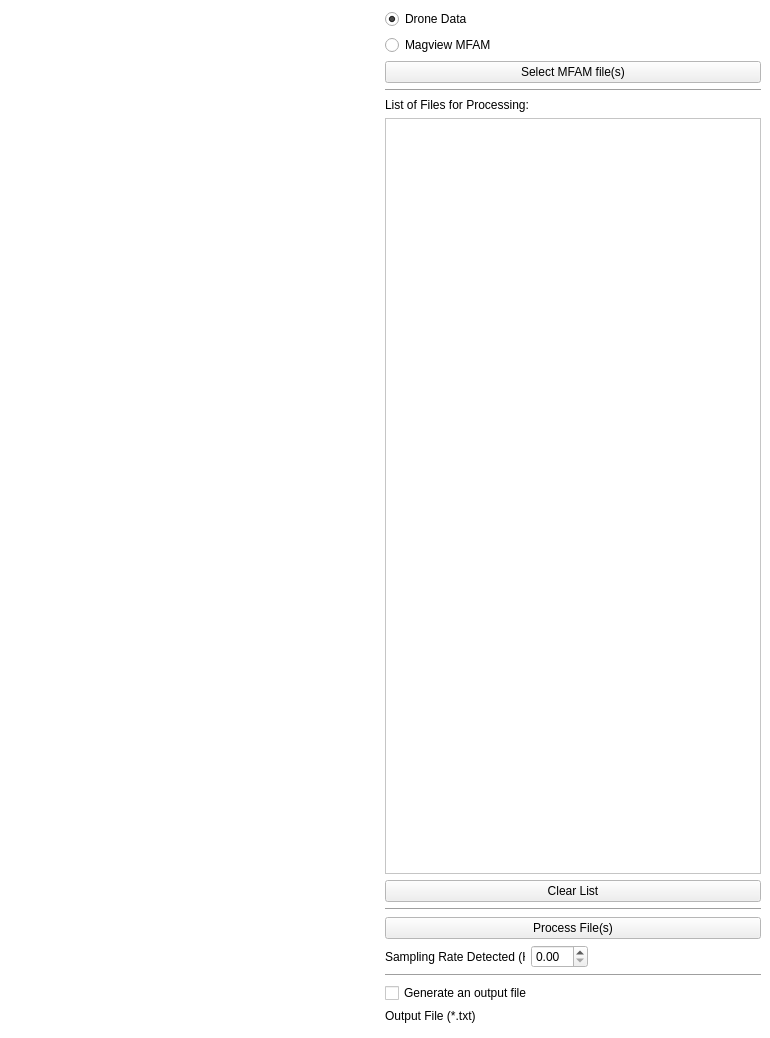
Above: mfam1_dockwidget_base.ui from jtunnicl/MFAM before the change. Below: the same form after it.
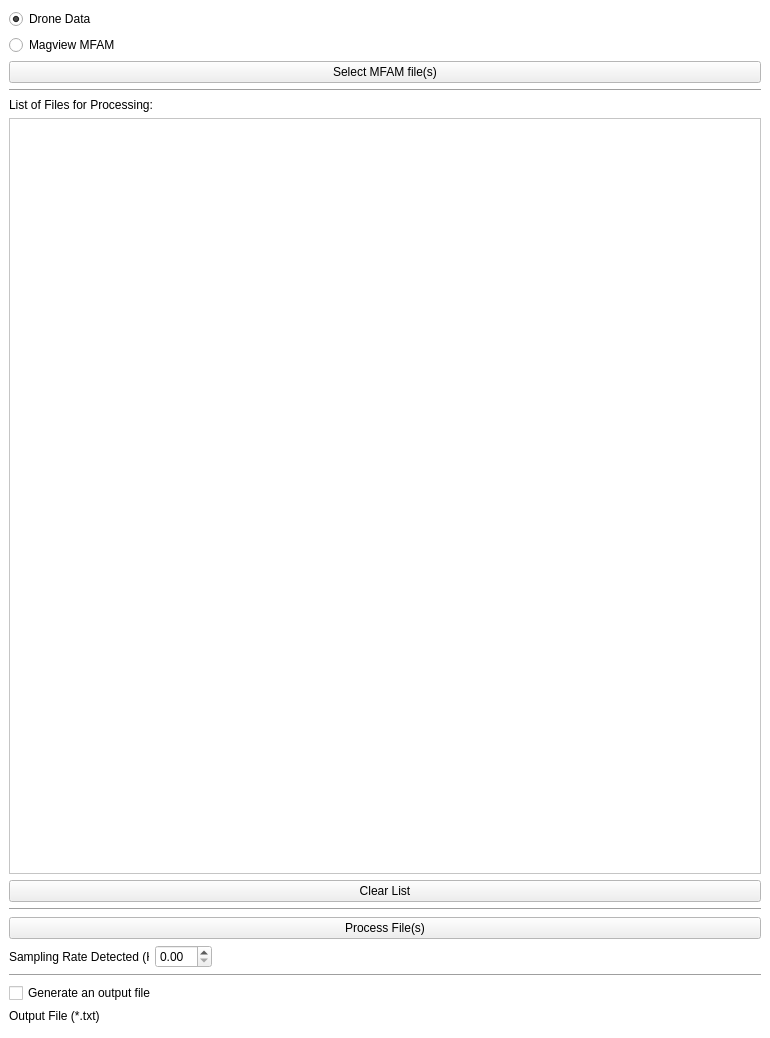
That is the form after the change. Custom widgets are drawn as their Qt base class.

Diff of the .ui file:
```diff
--- a/mfam1_dockwidget_base.ui
+++ b/mfam1_dockwidget_base.ui
@@ -79,7 +79,83 @@
   </property>
   <widget class="QWidget" name="dockWidget">
    <layout class="QGridLayout" name="gridLayout">
-    <item row="13" column="2">
+    <item row="14" column="1">
+     <widget class="Line" name="line">
+      <property name="orientation">
+       <enum>Qt::Horizontal</enum>
+      </property>
+     </widget>
+    </item>
+    <item row="2" column="1">
+     <widget class="QRadioButton" name="radioButton_2">
+      <property name="text">
+       <string>Magview MFAM</string>
+      </property>
+     </widget>
+    </item>
+    <item row="10" column="1">
+     <widget class="QPushButton" name="clear_List">
+      <property name="text">
+       <string>Clear List</string>
+      </property>
+     </widget>
+    </item>
+    <item row="8" column="1">
+     <widget class="QLabel" name="label_2">
+      <property name="text">
+       <string>List of Files for Processing:</string>
+      </property>
+     </widget>
+    </item>
+    <item row="7" column="1">
+     <widget class="Line" name="line_2">
+      <property name="orientation">
+       <enum>Qt::Horizontal</enum>
+      </property>
+     </widget>
+    </item>
+    <item row="9" column="1">
+     <widget class="QListWidget" name="listWidget"/>
+    </item>
+    <item row="17" column="1">
+     <widget class="QCheckBox" name="outputCheckBox">
+      <property name="text">
+       <string>Generate an output file</string>
+      </property>
+     </widget>
+    </item>
+    <item row="11" column="1">
+     <widget class="Line" name="line_3">
+      <property name="orientation">
+       <enum>Qt::Horizontal</enum>
+      </property>
+     </widget>
+    </item>
+    <item row="0" column="1">
+     <widget class="QRadioButton" name="Drone_button">
+      <property name="text">
+       <string>Drone Data</string>
+      </property>
+      <property name="checked">
+       <bool>true</bool>
+      </property>
+     </widget>
+    </item>
+    <item row="21" column="1">
+     <widget class="QgsFileWidget" name="outputFileName">
+      <property name="fileWidgetButtonVisible">
+       <bool>false</bool>
+      </property>
+     </widget>
+    </item>
+    <item row="4" column="1">
+     <widget class="QPushButton" name="load_files">
+      <property name="text">
+       <string>Select MFAM file(s)</string>
+      </property>
+     </widget>
+    </item>
+    <item row="13" column="1">
      <layout class="QHBoxLayout" name="horizontalLayout">
       <property name="topMargin">
        <number>0</number>
@@ -122,109 +198,20 @@
       </item>
      </layout>
     </item>
-    <item row="2" column="2">
-     <widget class="QRadioButton" name="radioButton_2">
-      <property name="text">
-       <string>Magview MFAM</string>
-      </property>
-     </widget>
-    </item>
-    <item row="0" column="2">
-     <widget class="QRadioButton" name="Drone_button">
-      <property name="text">
-       <string>Drone Data</string>
-      </property>
-      <property name="checked">
-       <bool>true</bool>
-      </property>
-     </widget>
-    </item>
-    <item row="4" column="2">
-     <widget class="QPushButton" name="load_files">
-      <property name="text">
-       <string>Select MFAM file(s)</string>
-      </property>
-     </widget>
-    </item>
-    <item row="7" column="2">
-     <widget class="Line" name="line_2">
-      <property name="orientation">
-       <enum>Qt::Horizontal</enum>
-      </property>
-     </widget>
-    </item>
-    <item row="17" column="2">
-     <widget class="QCheckBox" name="outputCheckBox">
-      <property name="text">
-       <string>Generate an output file</string>
-      </property>
-     </widget>
-    </item>
-    <item row="20" column="2">
+    <item row="20" column="1">
      <widget class="QLabel" name="label">
       <property name="text">
        <string>Output File (*.txt)</string>
       </property>
      </widget>
     </item>
-    <item row="12" column="2">
+    <item row="12" column="1">
      <widget class="QPushButton" name="process_files">
       <property name="text">
        <string>Process File(s)</string>
       </property>
      </widget>
     </item>
-    <item row="14" column="2">
-     <widget class="Line" name="line">
-      <property name="orientation">
-       <enum>Qt::Horizontal</enum>
-      </property>
-     </widget>
-    </item>
-    <item row="9" column="2">
-     <widget class="QListWidget" name="listWidget"/>
-    </item>
-    <item row="11" column="2">
-     <widget class="Line" name="line_3">
-      <property name="orientation">
-       <enum>Qt::Horizontal</enum>
-      </property>
-     </widget>
-    </item>
-    <item row="9" column="0">
-     <spacer name="horizontalSpacer">
-      <property name="orientation">
-       <enum>Qt::Horizontal</enum>
-      </property>
-      <property name="sizeHint" stdset="0">
-       <size>
-        <width>10</width>
-        <height>10</height>
-       </size>
-      </property>
-     </spacer>
-    </item>
-    <item row="10" column="2">
-     <widget class="QPushButton" name="clear_List">
-      <property name="text">
-       <string>Clear List</string>
-      </property>
-     </widget>
-    </item>
-    <item row="8" column="2">
-     <widget class="QLabel" name="label_2">
-      <property name="text">
-       <string>List of Files for Processing:</string>
-      </property>
-     </widget>
-    </item>
-    <item row="21" column="2">
-     <widget class="QgsFileWidget" name="outputFileName">
-      <property name="fileWidgetButtonVisible">
-       <bool>false</bool>
-      </property>
-     </widget>
-    </item>
    </layout>
   </widget>
  </widget>
```
